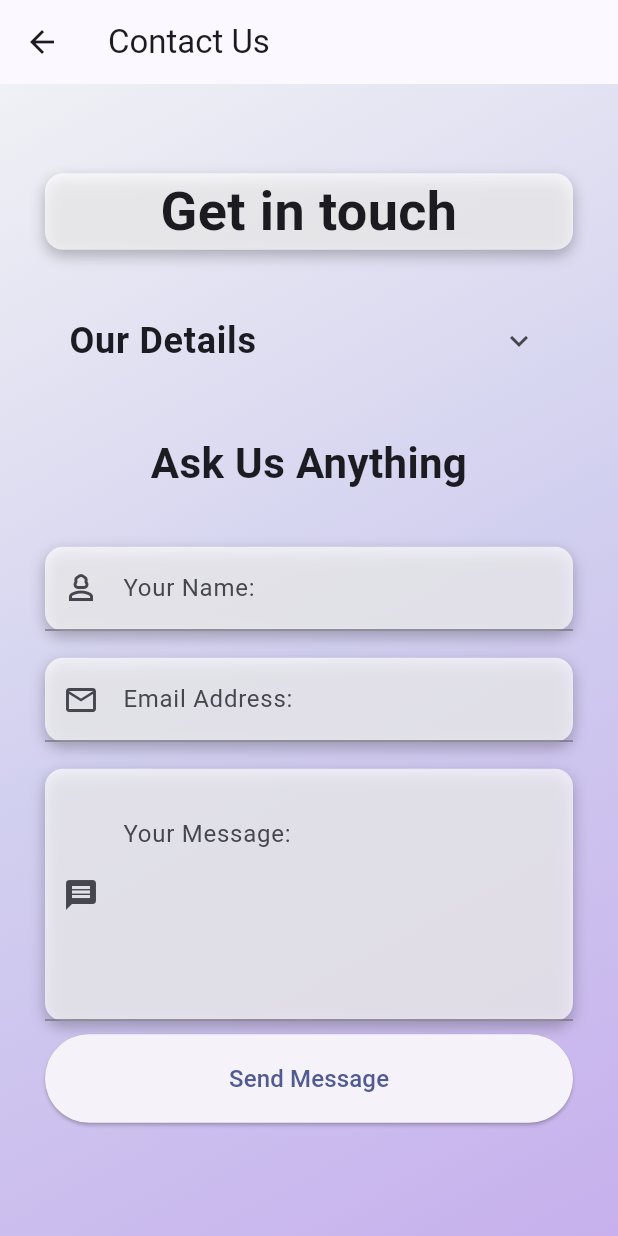
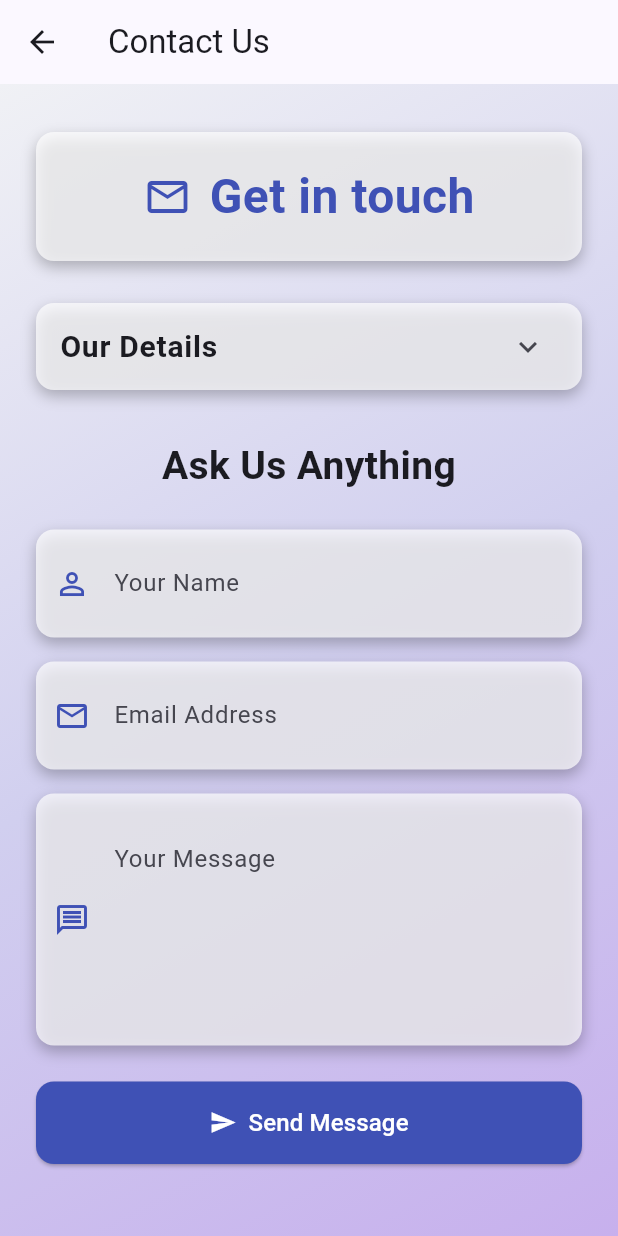
Before and after one commit to jesseabuys/flutter-intern-poc, a Flutter app: the MainMenuPage screen opened directly, after a tap on "Contact Us", on a phone screen of 412 x 824 dp. Run offline on Flutter 3.47's test engine with Material 3 defaults, Android fonts, the phone set to English and light mode, and no system bars; our stand-ins replace shared_preferences; accounts and stored records are empty.

Commit message:
feature[improvements]: UI improvements made

```diff
--- a/lib/screens/contact_us_page.dart
+++ b/lib/screens/contact_us_page.dart
@@ -3,8 +3,9 @@ import 'package:flutter_application_poc/services/validation_service.dart';
 import 'package:flutter_application_poc/SharedWidgets/gradient_scaffold.dart';
 import 'package:flutter_application_poc/SharedWidgets/white_container.dart';
 import 'package:flutter_application_poc/screens/main_menu_page.dart';
+import 'package:flutter_application_poc/SharedWidgets/message.dart';
 
-// Page containing our details as well as some text forms that a user can fill in to send a message.
+// Logic and UI for contact us screen on the flutter POC application.
 class ContactUsPage extends StatefulWidget {
   const ContactUsPage({super.key});
 
@@ -13,15 +14,16 @@ class ContactUsPage extends StatefulWidget {
 }
 
 class _ContactUsPageState extends State<ContactUsPage> {
-  // Controllers for our forms
+  // Form keys for validating input
   final _formKey = GlobalKey<FormState>();
   final _nameController = TextEditingController();
   final _emailController = TextEditingController();
   final _messageController = TextEditingController();
   final ExpansibleController controller = ExpansibleController();
 
-  // Keeps track of whether the user has pressed the send message button.
   bool _isSending = false;
+
+  static const _accent = Colors.indigo;
 
   @override
   void dispose() {
@@ -31,37 +33,59 @@ class _ContactUsPageState extends State<ContactUsPage> {
     super.dispose();
   }
 
-  // Method for when we send a message.
   Future<void> _handleSend() async {
     if (!_formKey.currentState!.validate()) return;
 
     setState(() => _isSending = true);
 
     try {
+      // Mimic wait time for sending a message
       await Future.delayed(const Duration(seconds: 2));
-      //Mounting checking to see if anything is out of place
       if (!mounted) return;
-      //await Future.delayed(const Duration(seconds: 1));
-      //Messenger.showMessage(context, "Message received. We'll get back to you soon.");
-      //await Future.delayed(const Duration(seconds: 1));
+      Messenger.showMessage(context, "Message received. We'll get back to you soon.");
+      // Takes you back to main menu
       Navigator.pushReplacement(
         context,
-        MaterialPageRoute(
-          builder: (context) => const MainMenuPage(),
-        ),
+        MaterialPageRoute(builder: (context) => const MainMenuPage()),
       );
 
       _nameController.clear();
       _emailController.clear();
       _messageController.clear();
     } catch (e) {
+      // Mounting check to make sure thatwe have no errors
       if (!mounted) return;
-      ScaffoldMessenger.of(context).showSnackBar(
-        SnackBar(content: Text('Failed to send: $e')),
-      );
+      Messenger.showMessage(context,'Failed to send: $e');
     } finally {
       if (mounted) setState(() => _isSending = false);
     }
+  }
+
+  // Transparent decoration is used since WhiteContainer already provides the background, radius and shadow,
+  // so the field itself shouldn't
+  InputDecoration _decoration(String label, IconData icon) {
+    return InputDecoration(
+      labelText: label,
+      prefixIcon: Icon(icon, color: _accent),
+      border: InputBorder.none,
+      focusedBorder: InputBorder.none,
+      enabledBorder: InputBorder.none,
+      contentPadding: const EdgeInsets.symmetric(vertical: 16, horizontal: 12),
+    );
+  }
+
+  Widget _contactRow(IconData icon, String text) {
+    return Padding(
+      padding: const EdgeInsets.symmetric(vertical: 6),
+      child: Row(
+        mainAxisSize: MainAxisSize.min,
+        children: [
+          Icon(icon, size: 20, color: _accent),
+          const SizedBox(width: 10),
+          Text(text, style: const TextStyle(fontSize: 16)),
+        ],
+      ),
+    );
   }
 
   @override
@@ -71,135 +95,124 @@ class _ContactUsPageState extends State<ContactUsPage> {
       child: SafeArea(
         child: Center(
           child: SingleChildScrollView(
-              padding: const EdgeInsets.symmetric(horizontal: 30),
+            padding: const EdgeInsets.symmetric(horizontal: 24, vertical: 16),
             child: Form(
               key: _formKey,
               child: Column(
-                  mainAxisAlignment: MainAxisAlignment.center,
                 crossAxisAlignment: CrossAxisAlignment.stretch,
                 children: [
+                  WhiteContainer(
+                    child: Padding(
+                      padding: const EdgeInsets.symmetric(vertical: 20),
+                      child: const Row(
+                        mainAxisAlignment: MainAxisAlignment.center,
+                        children: [
+                          Icon(Icons.mail_outline, size: 32, color: Colors.indigo),
+                          SizedBox(width: 12),
+                          Text(
+                            'Get in touch',
 
-                   Container(
-                    decoration: BoxDecoration(
-                      color: Colors.white.withValues(alpha: 0.7),
-                      borderRadius: BorderRadius.circular(12),
-                      boxShadow: const [
-                        BoxShadow(
-                          blurRadius: 8,
-                          offset: Offset(0, 4),
-                          color: Colors.black26,
+                            textAlign: TextAlign.center,
+                            style: TextStyle(
+                              color: Colors.indigo,
+                              fontSize: 32,
+                              fontWeight: FontWeight.bold,
+                              letterSpacing: 0.3,
+                            ),
                           ),
                         ],
                       ),
-                    child: const Text(
-                      'Get in touch',
-                      textAlign: TextAlign.center,
-                      style: TextStyle(
-                        fontSize: 36,
-                        fontWeight: FontWeight.bold,
+                    ),
+                  ),
+                  const SizedBox(height: 28),
+
+                  WhiteContainer(
+                    child: ClipRRect(
+                      borderRadius: BorderRadius.circular(12),
+                      child: ExpansionTile(
+                        controller: controller,
+                        title: const Text(
+                          'Our Details',
+                          style: TextStyle(fontSize: 20, fontWeight: FontWeight.bold),
+                        ),
+                        children: [
+                          Padding(
+                            padding: const EdgeInsets.fromLTRB(24, 0, 24, 20),
+                            child: Column(
+                              crossAxisAlignment: CrossAxisAlignment.start,
+                              children: [
+                                _contactRow(Icons.phone_outlined, '+27 73 151 5914'),
+                                _contactRow(Icons.email_outlined, 'jesseabuys@emails.com'),
+                              ],
+                            ),
+                          ),
+                        ],
                       ),
                     ),
                   ),
 
                   const SizedBox(height: 32),
-
-                    ExpansionTile(
-                      controller: controller,
-                      title:
-                      const Text('Our Details',
-                                  style: TextStyle(
-                                    fontSize: 24,
-                                    fontWeight: FontWeight.bold),
-                      ),
-
-                      children: [
-                        Container(
-                          alignment: .center,
-                          padding: const .all(24),
-                          child: const Column(
-                          mainAxisSize: MainAxisSize.min,
-                            children: [
-                              Text(
-                                'Phone: +27 73 151 5914',
-                                style: TextStyle(fontSize: 18),
-                              ),
-                              SizedBox(height: 12),
-                              Text(
-                                'Email: jesseabuys@emails.com',
-                                style: TextStyle(fontSize: 18),
-                              )
-                            ]
-                          ),
-                        ),
-                      ],
-                    ),
-
-                    const SizedBox(height: 32),
-
                   const Text(
                     'Ask Us Anything',
                     textAlign: TextAlign.center,
-                      style: TextStyle(fontSize: 28, fontWeight: FontWeight.bold)
+                    style: TextStyle(fontSize: 26, fontWeight: FontWeight.bold),
                   ),
-                    const SizedBox(height: 36),
+                  const SizedBox(height: 24),
 
                   WhiteContainer(
                     child: TextFormField(
                       controller: _nameController,
-                        decoration: const InputDecoration(
-                          labelText: 'Your Name:',
-                          prefixIcon: Icon(Icons.person_3_outlined),
-
-                        ),
-                        validator: ContactValidator.validateName
+                      decoration: _decoration('Your Name', Icons.person_outline),
+                      validator: ContactValidator.validateName,
                     ),
                   ),
-                    const SizedBox(height: 18),
+                  const SizedBox(height: 16),
 
                   WhiteContainer(
                     child: TextFormField(
                       controller: _emailController,
                       keyboardType: TextInputType.emailAddress,
-                        decoration: const InputDecoration(
-                          labelText: 'Email Address:',
-                          prefixIcon: Icon(Icons.email_outlined),
-
-                        ),
-                        validator: ContactValidator.validateEmail
+                      decoration: _decoration('Email Address', Icons.email_outlined),
+                      validator: ContactValidator.validateEmail,
                     ),
                   ),
-                    const SizedBox(height: 18),
+                  const SizedBox(height: 16),
 
                   WhiteContainer(
                     child: TextFormField(
                       controller: _messageController,
                       maxLines: 5,
-                        decoration: InputDecoration(
-                          labelText: 'Your Message:',
-                          prefixIcon: Icon(Icons.message),
-                          alignLabelWithHint: true,
-                          contentPadding: EdgeInsets.all(16),
-                        ),
-                        // validator that our form key uses to check if a users input is valid
-                        validator: ContactValidator.validateMessage
+                      decoration: _decoration('Your Message', Icons.message_outlined)
+                          .copyWith(alignLabelWithHint: true),
+                      validator: ContactValidator.validateMessage,
                     ),
                   ),
-                    const SizedBox(height: 9),
+                  const SizedBox(height: 24),
 
-                    //Login button
-                    ElevatedButton(
+                  ElevatedButton.icon(
                     onPressed: _isSending ? null : _handleSend,
                     style: ElevatedButton.styleFrom(
-                        padding: const EdgeInsets.symmetric(vertical: 18),
+                      backgroundColor: _accent,
+                      foregroundColor: Colors.white,
+                      padding: const EdgeInsets.symmetric(vertical: 16),
+                      shape: RoundedRectangleBorder(
+                        borderRadius: BorderRadius.circular(12),
                       ),
-                      child: _isSending
+                    ),
+                    icon: _isSending
                         ? const SizedBox(
-                              height: 20,
-                              width:20,
-                              child: CircularProgressIndicator(strokeWidth: 3,
-                                    color: Colors.indigo),
+                            height: 18,
+                            width: 18,
+                            child: CircularProgressIndicator(
+                              strokeWidth: 2.5,
+                              color: Colors.white,
+                            ),
                           )
-                            : const Text('Send Message', style: TextStyle(fontSize:16)),
+                        : const Icon(Icons.send),
+                    label: Text(
+                      _isSending ? 'Sending...' : 'Send Message',
+                      style: const TextStyle(fontSize: 16),
+                    ),
                   ),
                   const SizedBox(height: 16),
                 ],
@@ -210,5 +223,4 @@ class _ContactUsPageState extends State<ContactUsPage> {
       ),
     );
   }
-
 }
--- a/lib/screens/login_page.dart
+++ b/lib/screens/login_page.dart
@@ -90,7 +90,31 @@ class _MyLoginPageState extends State<MyLoginPage> {
                   crossAxisAlignment: CrossAxisAlignment.stretch,
                   children: [
 
-                      const Text(
+                    const SizedBox(height: 20),
+
+                    Container(
+                      padding: const EdgeInsets.all(24),
+                      decoration: BoxDecoration(
+                        color: Colors.white.withValues(alpha: 0.8),
+                        shape: BoxShape.circle,
+                        boxShadow: const [
+                          BoxShadow(
+                            blurRadius: 12,
+                            color: Colors.black26,
+                            offset: Offset(0, 6),
+                          ),
+                        ],
+                      ),
+                      child: const Icon(
+                        Icons.lock,
+                        size: 70,
+                        color: Colors.indigo,
+                      ),
+                    ),
+
+                    const SizedBox(height: 18),
+
+                    const Text(
                         'Flutter POC',
                         textAlign: TextAlign.center,
                         style: TextStyle(
@@ -98,18 +122,6 @@ class _MyLoginPageState extends State<MyLoginPage> {
                           fontSize: 48,
                           fontWeight: FontWeight(1000),
                         ),
-                      ),
-
-                    const SizedBox(height: 20),
-
-                    const Icon(Icons.login, size:110, color: Colors.indigo),
-
-                    const SizedBox(height: 18),
-
-                    const Text(
-                      'Login',
-                      textAlign: TextAlign.center,
-                      style: TextStyle(fontSize: 28, fontWeight: FontWeight.bold)
                     ),
                     const SizedBox(height: 36),
 
@@ -145,26 +157,37 @@ class _MyLoginPageState extends State<MyLoginPage> {
                               },
                           ),
                         ),
-                      // validatopr that our form key uses to check if a users input is valid
+                      // validator that our form key uses to check if a users input is valid
                           validator: ContactValidator.validatePassword
                       ),
                     ),
                     const SizedBox(height: 18),
 
                     //Login button
-                    ElevatedButton(
+                    ElevatedButton.icon(
                       onPressed: _isLoading ? null : _handleLogin,
                       style: ElevatedButton.styleFrom(
-                        padding: const EdgeInsets.symmetric(vertical: 18),
+                        backgroundColor: Colors.indigo,
+                        foregroundColor: Colors.white,
+                        padding: const EdgeInsets.symmetric(vertical: 16),
+                        shape: RoundedRectangleBorder(
+                          borderRadius: BorderRadius.circular(12),
+                        ),
                       ),
-                      child: _isLoading
-                            ? const SizedBox(
-                              height: 20,
-                              width:20,
-                              child: CircularProgressIndicator(strokeWidth: 3,
-                                    color: Colors.indigo),
-                              )
-                            : const Text('Log In', style: TextStyle(fontSize:16)),
+                      icon: _isLoading
+                          ? const SizedBox(
+                              height: 18,
+                              width: 18,
+                              child: CircularProgressIndicator(
+                                strokeWidth: 2.5,
+                                color: Colors.white,
+                              ),
+                            )
+                          : const Icon(Icons.login),
+                      label: Text(
+                        _isLoading ? 'Logging in...' : 'Log In',
+                        style: const TextStyle(fontSize: 16),
+                      ),
                     ),
                     const SizedBox(height: 16),
                   ],
--- a/lib/screens/main_menu_page.dart
+++ b/lib/screens/main_menu_page.dart
@@ -76,7 +76,7 @@ Widget build(BuildContext context) {
               icon: Icons.login,
               label: 'Log Out',
               onTap: () => _handleLogout(context),
-              description: '',
+              description: 'Exit the app.',
             ),
 
           ],
@@ -95,6 +95,8 @@ Widget build(BuildContext context) {
   }
 }
 
+// Helper class created for displaying the different screens we can go to from the main menu.
+// Each menu card has an icon label description and can be tapped.
 class _MenuCard extends StatelessWidget {
   final IconData icon;
   final String label;
@@ -130,6 +132,14 @@ class _MenuCard extends StatelessWidget {
 
             Text(description,textAlign: TextAlign.center, style: TextStyle(fontSize: 14)),
             const SizedBox(height: 10),
+
+            const Icon(
+            Icons.arrow_forward_ios,
+            size: 16,
+            color: Colors.black54,
+            ),
+
+            const SizedBox(height: 10),
           ],
         ),
       ),
--- a/lib/screens/profile_page.dart
+++ b/lib/screens/profile_page.dart
@@ -131,6 +131,14 @@ class _ProfilePageState extends State<ProfilePage> {
 
             ElevatedButton(
               onPressed: saveProfile,
+              style: ElevatedButton.styleFrom(
+                backgroundColor: Colors.indigo,
+                foregroundColor: Colors.white,
+                padding: const EdgeInsets.symmetric(vertical: 16),
+                shape: RoundedRectangleBorder(
+                  borderRadius: BorderRadius.circular(12),
+                ),
+              ),
               child: const Text("Save"),
             )
           ],
```
Also changed, not shown: lib/main.dart (+0 -15 lines), 1 other file. Lines whose indentation alone changed are shown as unchanged.
